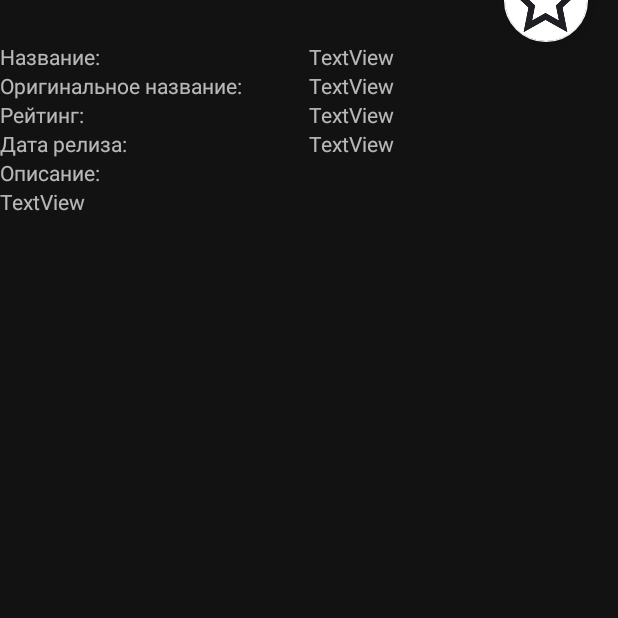
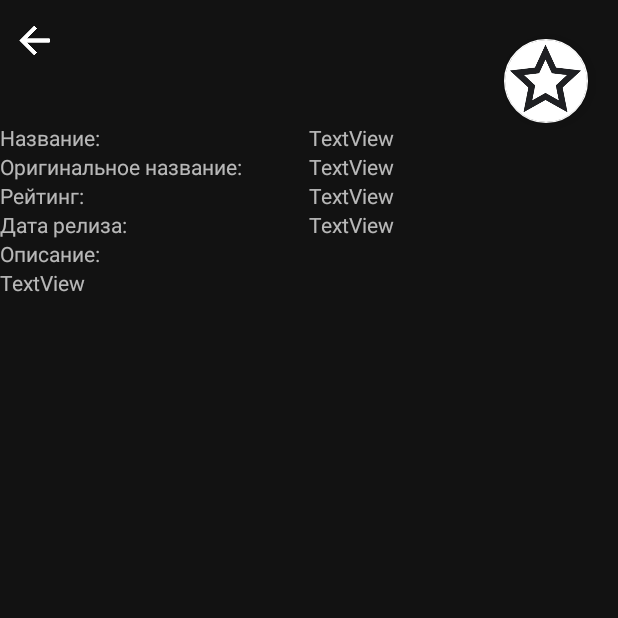
Before and after one commit to MasliaievKirill/FilmSpace, an Android app: the DetailActivity screen opened directly, with no data from a screen before it, on a phone screen of 412 x 824 dp, the top half of it. Run offline under Robolectric (Android 15) with nearby library versions, the phone set to English and light mode, and no system bars; our stand-ins replace Picasso, Room's generated code; pictures from the network do not load; 10 statements that could not run were skipped.

Commit message:
1.Add button to back and title on top of screen

```diff
--- a/app/src/main/java/com/masliaiev/filmspace/DetailActivity.java
+++ b/app/src/main/java/com/masliaiev/filmspace/DetailActivity.java
@@ -40,6 +40,8 @@ public class DetailActivity extends AppCompatActivity {
     private TextView textViewReleaseDate;
     private TextView textViewOverview;
     private FloatingActionButton floatingActionButton;
+    private ImageView imageViewButtonToBack;
+    private TextView textViewTopTitle;
 
     private RecyclerView recyclerViewTrailers;
     private RecyclerView recyclerViewReviews;
@@ -64,6 +66,14 @@ public class DetailActivity extends AppCompatActivity {
             actionBar.hide();
         }
         lang = Locale.getDefault().getLanguage();
+        imageViewButtonToBack = findViewById(R.id.imageViewButtonToBack);
+        imageViewButtonToBack.setOnClickListener(new View.OnClickListener() {
+            @Override
+            public void onClick(View v) {
+                finish();
+            }
+        });
+        textViewTopTitle = findViewById(R.id.textViewTopTitle);
         imageViewBigPoster = findViewById(R.id.imageViewBigPoster);
         textViewTitle = findViewById(R.id.textViewTitle);
         textViewOriginalTitle = findViewById(R.id.textViewOriginalTitle);
@@ -95,6 +105,7 @@ public class DetailActivity extends AppCompatActivity {
         }
         Picasso.get().load(movie.getBigPosterPath()).into(imageViewBigPoster);
         textViewTitle.setText(movie.getTitle());
+        textViewTopTitle.setText(movie.getTitle());
         textViewOriginalTitle.setText(movie.getOriginalTitle());
         textViewRating.setText(Double.toString(movie.getVoteAverage()));
         textViewReleaseDate.setText(movie.getReleaseDate());
--- a/app/src/main/java/com/masliaiev/filmspace/RandomActivity.java
+++ b/app/src/main/java/com/masliaiev/filmspace/RandomActivity.java
@@ -46,7 +46,7 @@ public class RandomActivity extends AppCompatActivity implements SensorEventList
     @Override
     protected void onCreate(Bundle savedInstanceState) {
         super.onCreate(savedInstanceState);
-        setContentView(R.layout.activity_random_movie);
+        setContentView(R.layout.activity_random);
         ActionBar actionBar = getSupportActionBar();
         if (actionBar != null) {
             actionBar.hide();
--- a/app/src/main/res/layout/activity_detail.xml
+++ b/app/src/main/res/layout/activity_detail.xml
@@ -16,8 +16,9 @@
         android:layout_height="wrap_content"
         android:adjustViewBounds="true"
         app:layout_constraintEnd_toEndOf="parent"
+        app:layout_constraintHorizontal_bias="0.0"
         app:layout_constraintStart_toStartOf="parent"
-        app:layout_constraintTop_toTopOf="parent"
+        app:layout_constraintTop_toBottomOf="@+id/textViewTopTitle"
         tools:srcCompat="@tools:sample/avatars" />
 
     <com.google.android.material.floatingactionbutton.FloatingActionButton
@@ -43,6 +44,29 @@
         app:layout_constraintEnd_toEndOf="parent"
         app:layout_constraintTop_toBottomOf="@id/floatingActionButtonAddToFavourite"/>
 
+    <ImageView
+        android:id="@+id/imageViewButtonToBack"
+        android:layout_width="30dp"
+        android:layout_height="30dp"
+        android:layout_marginStart="8dp"
+        app:layout_constraintBottom_toBottomOf="@id/textViewTopTitle"
+        app:layout_constraintStart_toStartOf="parent"
+        app:layout_constraintTop_toTopOf="@+id/textViewTopTitle"
+        app:srcCompat="@drawable/button_back" />
+
+    <TextView
+        android:id="@+id/textViewTopTitle"
+        android:layout_width="0dp"
+        android:layout_height="54dp"
+        android:layout_marginEnd="30dp"
+        android:gravity="center"
+        android:textColor="@color/white"
+        android:textSize="16sp"
+        app:layout_constraintEnd_toEndOf="parent"
+        app:layout_constraintStart_toEndOf="@id/imageViewButtonToBack"
+        app:layout_constraintTop_toTopOf="parent" />
+
+
 
 
 </androidx.constraintlayout.widget.ConstraintLayout>
```
Also changed, not shown: app/src/main/res/drawable/button_back.png (added), app/src/main/res/layout/activity_random.xml (renamed from app/src/main/res/layout/activity_random_movie.xml).
